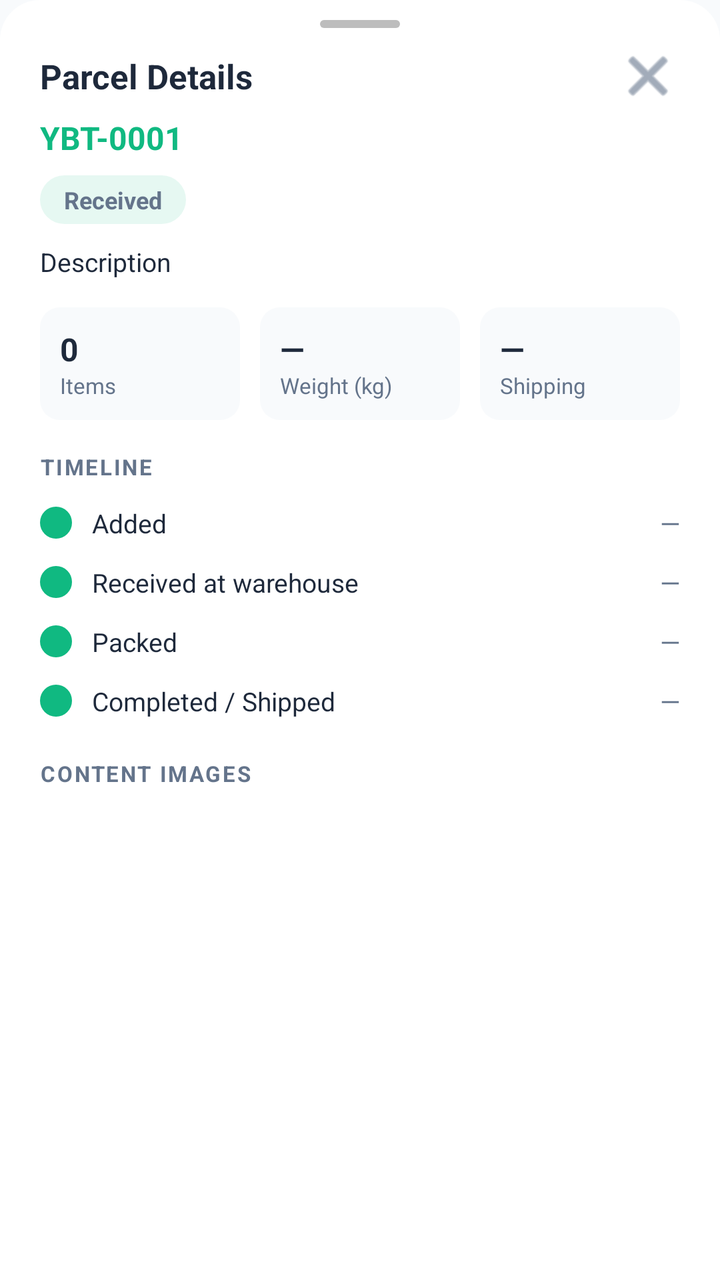
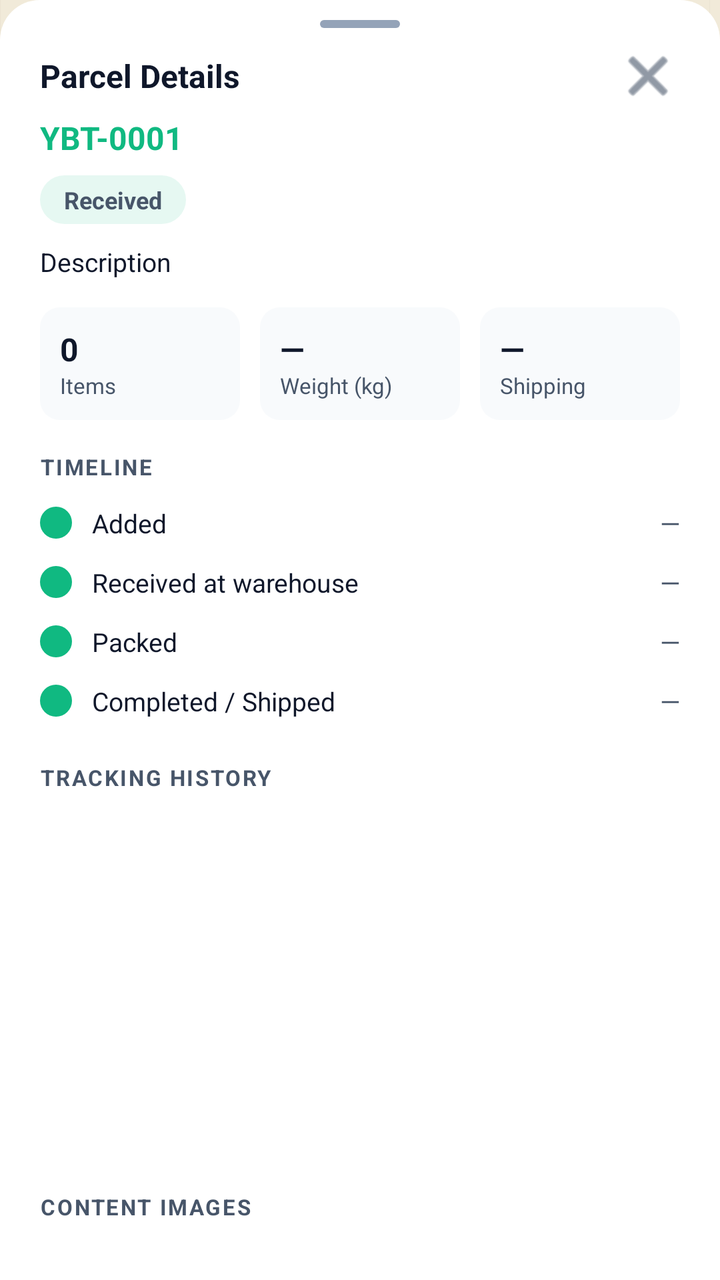

An Android layout rendered at two revisions. The XML below is the earlier revision; the diff shows what the commit changed to produce the second picture.
<!-- AndroidManifest.xml: application theme Theme.PackTracker -->
<!-- res/layout/sheet_parcel_detail.xml -->
<?xml version="1.0" encoding="utf-8"?>
<LinearLayout xmlns:android="http://schemas.android.com/apk/res/android"
    xmlns:app="http://schemas.android.com/apk/res-auto"
    android:id="@+id/sheetParcelDetailRoot"
    android:layout_width="match_parent"
    android:layout_height="wrap_content"
    android:orientation="vertical"
    android:background="@drawable/bg_bottom_sheet"
    android:paddingBottom="20dp">

    
    <View
        android:layout_width="40dp"
        android:layout_height="4dp"
        android:layout_gravity="center_horizontal"
        android:layout_marginTop="10dp"
        android:background="@drawable/drag_handle" />

    <LinearLayout
        android:layout_width="match_parent"
        android:layout_height="wrap_content"
        android:orientation="horizontal"
        android:gravity="center_vertical"
        android:paddingHorizontal="20dp"
        android:layout_marginTop="8dp">

        <TextView
            android:layout_width="0dp"
            android:layout_height="wrap_content"
            android:layout_weight="1"
            android:text="Parcel Details"
            android:textColor="@color/on_surface"
            android:textSize="17sp"
            android:textStyle="bold" />

        <ImageButton
            android:id="@+id/btnCloseSheet"
            android:layout_width="32dp"
            android:layout_height="32dp"
            android:background="?attr/selectableItemBackgroundBorderless"
            android:src="@android:drawable/ic_menu_close_clear_cancel"
            android:contentDescription="Close"
            app:tint="@color/on_surface_variant" />
    </LinearLayout>

    
    <TextView
        android:id="@+id/tvSheetTrackingNumber"
        android:layout_width="wrap_content"
        android:layout_height="wrap_content"
        android:paddingHorizontal="20dp"
        android:layout_marginTop="4dp"
        android:text="YBT-0001"
        android:textColor="@color/green_primary"
        android:textSize="16sp"
        android:textStyle="bold" />

    
    <TextView
        android:id="@+id/tvSheetStatus"
        android:layout_width="wrap_content"
        android:layout_height="wrap_content"
        android:layout_marginHorizontal="20dp"
        android:layout_marginTop="8dp"
        android:background="@drawable/bg_status_badge"
        android:paddingHorizontal="12dp"
        android:paddingVertical="4dp"
        android:text="Received"
        android:textColor="@color/on_surface_variant"
        android:textSize="12sp"
        android:textStyle="bold" />

    
    <TextView
        android:id="@+id/tvSheetDescription"
        android:layout_width="match_parent"
        android:layout_height="wrap_content"
        android:paddingHorizontal="20dp"
        android:layout_marginTop="10dp"
        android:text="Description"
        android:textColor="@color/on_surface"
        android:textSize="13sp" />

    
    <LinearLayout
        android:layout_width="match_parent"
        android:layout_height="wrap_content"
        android:orientation="horizontal"
        android:layout_marginTop="14dp"
        android:paddingHorizontal="20dp">

        <LinearLayout
            android:layout_width="0dp"
            android:layout_height="wrap_content"
            android:layout_weight="1"
            android:orientation="vertical"
            android:background="@drawable/bg_fact_box"
            android:padding="10dp">

            <TextView
                android:id="@+id/tvSheetItemCount"
                android:layout_width="wrap_content"
                android:layout_height="wrap_content"
                android:text="0"
                android:textColor="@color/on_surface"
                android:textSize="16sp"
                android:textStyle="bold" />

            <TextView
                android:layout_width="wrap_content"
                android:layout_height="wrap_content"
                android:text="Items"
                android:textColor="@color/on_surface_variant"
                android:textSize="11sp" />
        </LinearLayout>

        <Space android:layout_width="10dp" android:layout_height="1dp" />

        <LinearLayout
            android:layout_width="0dp"
            android:layout_height="wrap_content"
            android:layout_weight="1"
            android:orientation="vertical"
            android:background="@drawable/bg_fact_box"
            android:padding="10dp">

            <TextView
                android:id="@+id/tvSheetWeight"
                android:layout_width="wrap_content"
                android:layout_height="wrap_content"
                android:text="—"
                android:textColor="@color/on_surface"
                android:textSize="16sp"
                android:textStyle="bold" />

            <TextView
                android:layout_width="wrap_content"
                android:layout_height="wrap_content"
                android:text="Weight (kg)"
                android:textColor="@color/on_surface_variant"
                android:textSize="11sp" />
        </LinearLayout>

        <Space android:layout_width="10dp" android:layout_height="1dp" />

        <LinearLayout
            android:layout_width="0dp"
            android:layout_height="wrap_content"
            android:layout_weight="1"
            android:orientation="vertical"
            android:background="@drawable/bg_fact_box"
            android:padding="10dp">

            <TextView
                android:id="@+id/tvSheetMethod"
                android:layout_width="wrap_content"
                android:layout_height="wrap_content"
                android:text="—"
                android:textColor="@color/on_surface"
                android:textSize="16sp"
                android:textStyle="bold" />

            <TextView
                android:layout_width="wrap_content"
                android:layout_height="wrap_content"
                android:text="Shipping"
                android:textColor="@color/on_surface_variant"
                android:textSize="11sp" />
        </LinearLayout>
    </LinearLayout>

    
    <TextView
        android:layout_width="wrap_content"
        android:layout_height="wrap_content"
        android:paddingHorizontal="20dp"
        android:layout_marginTop="16dp"
        android:text="TIMELINE"
        android:letterSpacing="0.08"
        android:textColor="@color/on_surface_variant"
        android:textSize="11sp"
        android:textStyle="bold" />

    <LinearLayout
        android:layout_width="match_parent"
        android:layout_height="wrap_content"
        android:orientation="vertical"
        android:paddingHorizontal="20dp"
        android:layout_marginTop="6dp">

        <LinearLayout
            android:layout_width="match_parent"
            android:layout_height="wrap_content"
            android:orientation="horizontal"
            android:paddingVertical="6dp"
            android:gravity="center_vertical">
            <ImageView
                android:layout_width="16dp"
                android:layout_height="16dp"
                android:src="@drawable/ic_time_dot"
                android:contentDescription="@null" />
            <TextView
                android:layout_width="0dp"
                android:layout_height="wrap_content"
                android:layout_weight="1"
                android:layout_marginStart="10dp"
                android:text="Added"
                android:textColor="@color/on_surface"
                android:textSize="13sp" />
            <TextView
                android:id="@+id/tvSheetDateAdded"
                android:layout_width="wrap_content"
                android:layout_height="wrap_content"
                android:text="—"
                android:textColor="@color/on_surface_variant"
                android:textSize="13sp" />
        </LinearLayout>

        <LinearLayout
            android:layout_width="match_parent"
            android:layout_height="wrap_content"
            android:orientation="horizontal"
            android:paddingVertical="6dp"
            android:gravity="center_vertical">
            <ImageView
                android:layout_width="16dp"
                android:layout_height="16dp"
                android:src="@drawable/ic_time_dot"
                android:contentDescription="@null" />
            <TextView
                android:layout_width="0dp"
                android:layout_height="wrap_content"
                android:layout_weight="1"
                android:layout_marginStart="10dp"
                android:text="Received at warehouse"
                android:textColor="@color/on_surface"
                android:textSize="13sp" />
            <TextView
                android:id="@+id/tvSheetDateReceived"
                android:layout_width="wrap_content"
                android:layout_height="wrap_content"
                android:text="—"
                android:textColor="@color/on_surface_variant"
                android:textSize="13sp" />
        </LinearLayout>

        <LinearLayout
            android:layout_width="match_parent"
            android:layout_height="wrap_content"
            android:orientation="horizontal"
            android:paddingVertical="6dp"
            android:gravity="center_vertical">
            <ImageView
                android:layout_width="16dp"
                android:layout_height="16dp"
                android:src="@drawable/ic_time_dot"
                android:contentDescription="@null" />
            <TextView
                android:layout_width="0dp"
                android:layout_height="wrap_content"
                android:layout_weight="1"
                android:layout_marginStart="10dp"
                android:text="Packed"
                android:textColor="@color/on_surface"
                android:textSize="13sp" />
            <TextView
                android:id="@+id/tvSheetDatePacked"
                android:layout_width="wrap_content"
                android:layout_height="wrap_content"
                android:text="—"
                android:textColor="@color/on_surface_variant"
                android:textSize="13sp" />
        </LinearLayout>

        <LinearLayout
            android:layout_width="match_parent"
            android:layout_height="wrap_content"
            android:orientation="horizontal"
            android:paddingVertical="6dp"
            android:gravity="center_vertical">
            <ImageView
                android:layout_width="16dp"
                android:layout_height="16dp"
                android:src="@drawable/ic_time_dot"
                android:contentDescription="@null" />
            <TextView
                android:layout_width="0dp"
                android:layout_height="wrap_content"
                android:layout_weight="1"
                android:layout_marginStart="10dp"
                android:text="Completed / Shipped"
                android:textColor="@color/on_surface"
                android:textSize="13sp" />
            <TextView
                android:id="@+id/tvSheetDateCompleted"
                android:layout_width="wrap_content"
                android:layout_height="wrap_content"
                android:text="—"
                android:textColor="@color/on_surface_variant"
                android:textSize="13sp" />
        </LinearLayout>
    </LinearLayout>

    
    <TextView
        android:layout_width="wrap_content"
        android:layout_height="wrap_content"
        android:paddingHorizontal="20dp"
        android:layout_marginTop="14dp"
        android:text="CONTENT IMAGES"
        android:letterSpacing="0.08"
        android:textColor="@color/on_surface_variant"
        android:textSize="11sp"
        android:textStyle="bold" />

    <androidx.recyclerview.widget.RecyclerView
        android:id="@+id/recyclerSheetImages"
        android:layout_width="match_parent"
        android:layout_height="110dp"
        android:layout_marginTop="8dp"
        android:paddingHorizontal="20dp"
        android:clipToPadding="false"
        android:orientation="horizontal" />

    <TextView
        android:id="@+id/tvSheetNoImages"
        android:layout_width="wrap_content"
        android:layout_height="wrap_content"
        android:paddingHorizontal="20dp"
        android:layout_marginTop="6dp"
        android:text="No content images uploaded yet"
        android:textColor="@color/on_surface_variant"
        android:textSize="12sp"
        android:visibility="gone" />
</LinearLayout>
<!-- resources referenced by this layout -->
<resources>
  <color name="green_primary">#10B981</color>
  <color name="on_surface">#1E293B</color>
  <color name="on_surface_variant">#64748B</color>
  <!-- drawable bg_bottom_sheet (drawable) -->
  <?xml version="1.0" encoding="utf-8"?>
  <shape xmlns:android="http://schemas.android.com/apk/res/android"
      android:shape="rectangle">
      <solid android:color="#FFFFFF" />
      <corners
          android:topLeftRadius="20dp"
          android:topRightRadius="20dp" />
  </shape>
  <!-- drawable bg_fact_box (drawable) -->
  <?xml version="1.0" encoding="utf-8"?>
  <shape xmlns:android="http://schemas.android.com/apk/res/android"
      android:shape="rectangle">
      <solid android:color="#F8FAFC" />
      <corners android:radius="10dp" />
  </shape>
  <!-- drawable bg_status_badge (drawable) -->
  <?xml version="1.0" encoding="utf-8"?>
  <shape xmlns:android="http://schemas.android.com/apk/res/android"
      android:shape="rectangle">
      <solid android:color="#1A10B981"/>
      <corners android:radius="999dp"/>
  </shape>
  <!-- drawable drag_handle (drawable) -->
  <?xml version="1.0" encoding="utf-8"?>
  <shape xmlns:android="http://schemas.android.com/apk/res/android"
      android:shape="rectangle">
      <solid android:color="#BDBDBD" />
      <corners android:radius="2dp" />
      <size android:width="40dp" android:height="4dp" />
  </shape>
  <style name="Theme.PackTracker" parent="Theme.Material3.Light.NoActionBar">
          <item name="colorPrimary">@color/primary</item>
          <item name="colorOnPrimary">@color/white</item>
          <item name="colorPrimaryContainer">@color/primary_light</item>
          <item name="colorSecondary">@color/secondary</item>
          <item name="colorOnSecondary">@color/white</item>
          <item name="colorSurface">@color/surface</item>
          <item name="colorOnSurface">@color/on_surface</item>
          <item name="android:colorBackground">@color/background</item>
          <item name="colorSurfaceVariant">@color/grey_light</item>
          <item name="colorOnSurfaceVariant">@color/on_surface_variant</item>
          <item name="android:statusBarColor">@color/green_primary</item>
      </style>
  <color name="primary">#2563EB</color>
  <color name="white">#FFFFFF</color>
  <color name="primary_light">#EFF6FF</color>
  <color name="secondary">#10B981</color>
  <color name="surface">#FFFFFF</color>
  <color name="background">#F8FAFC</color>
  <color name="grey_light">#F1F5F9</color>
  <!-- unchanged entries left out for length: 1 -->
</resources>

<!-- the commit's change to res/layout/sheet_parcel_detail.xml (unified diff, before → after) -->
@@ -30,7 +30,7 @@
             android:layout_weight="1"
             android:text="Parcel Details"
             android:textColor="@color/on_surface"
-            android:textSize="17sp"
+            android:textSize="@dimen/text_title"
             android:textStyle="bold" />
 
         <ImageButton
@@ -52,7 +52,7 @@
         android:layout_marginTop="4dp"
         android:text="YBT-0001"
         android:textColor="@color/green_primary"
-        android:textSize="16sp"
+        android:textSize="@dimen/text_title"
         android:textStyle="bold" />
 
     
@@ -67,7 +67,7 @@
         android:paddingVertical="4dp"
         android:text="Received"
         android:textColor="@color/on_surface_variant"
-        android:textSize="12sp"
+        android:textSize="@dimen/text_caption"
         android:textStyle="bold" />
 
     
@@ -79,7 +79,7 @@
         android:layout_marginTop="10dp"
         android:text="Description"
         android:textColor="@color/on_surface"
-        android:textSize="13sp" />
+        android:textSize="@dimen/text_body_sm" />
 
     
     <LinearLayout
@@ -103,7 +103,7 @@
                 android:layout_height="wrap_content"
                 android:text="0"
                 android:textColor="@color/on_surface"
-                android:textSize="16sp"
+                android:textSize="@dimen/text_title"
                 android:textStyle="bold" />
 
             <TextView
@@ -111,7 +111,7 @@
                 android:layout_height="wrap_content"
                 android:text="Items"
                 android:textColor="@color/on_surface_variant"
-                android:textSize="11sp" />
+                android:textSize="@dimen/text_micro" />
         </LinearLayout>
 
         <Space android:layout_width="10dp" android:layout_height="1dp" />
@@ -130,7 +130,7 @@
                 android:layout_height="wrap_content"
                 android:text="—"
                 android:textColor="@color/on_surface"
-                android:textSize="16sp"
+                android:textSize="@dimen/text_title"
                 android:textStyle="bold" />
 
             <TextView
@@ -138,7 +138,7 @@
                 android:layout_height="wrap_content"
                 android:text="Weight (kg)"
                 android:textColor="@color/on_surface_variant"
-                android:textSize="11sp" />
+                android:textSize="@dimen/text_micro" />
         </LinearLayout>
 
         <Space android:layout_width="10dp" android:layout_height="1dp" />
@@ -157,7 +157,7 @@
                 android:layout_height="wrap_content"
                 android:text="—"
                 android:textColor="@color/on_surface"
-                android:textSize="16sp"
+                android:textSize="@dimen/text_title"
                 android:textStyle="bold" />
 
             <TextView
@@ -165,7 +165,7 @@
                 android:layout_height="wrap_content"
                 android:text="Shipping"
                 android:textColor="@color/on_surface_variant"
-                android:textSize="11sp" />
+                android:textSize="@dimen/text_micro" />
         </LinearLayout>
     </LinearLayout>
 
@@ -178,7 +178,7 @@
         android:text="TIMELINE"
         android:letterSpacing="0.08"
         android:textColor="@color/on_surface_variant"
-        android:textSize="11sp"
+        android:textSize="@dimen/text_micro"
         android:textStyle="bold" />
 
     <LinearLayout
@@ -206,14 +206,14 @@
                 android:layout_marginStart="10dp"
                 android:text="Added"
                 android:textColor="@color/on_surface"
-                android:textSize="13sp" />
+                android:textSize="@dimen/text_body_sm" />
             <TextView
                 android:id="@+id/tvSheetDateAdded"
                 android:layout_width="wrap_content"
                 android:layout_height="wrap_content"
                 android:text="—"
                 android:textColor="@color/on_surface_variant"
-                android:textSize="13sp" />
+                android:textSize="@dimen/text_body_sm" />
         </LinearLayout>
 
         <LinearLayout
@@ -234,14 +234,14 @@
                 android:layout_marginStart="10dp"
                 android:text="Received at warehouse"
                 android:textColor="@color/on_surface"
-                android:textSize="13sp" />
+                android:textSize="@dimen/text_body_sm" />
             <TextView
                 android:id="@+id/tvSheetDateReceived"
                 android:layout_width="wrap_content"
                 android:layout_height="wrap_content"
                 android:text="—"
                 android:textColor="@color/on_surface_variant"
-                android:textSize="13sp" />
+                android:textSize="@dimen/text_body_sm" />
         </LinearLayout>
 
         <LinearLayout
@@ -262,14 +262,14 @@
                 android:layout_marginStart="10dp"
                 android:text="Packed"
                 android:textColor="@color/on_surface"
-                android:textSize="13sp" />
+                android:textSize="@dimen/text_body_sm" />
             <TextView
                 android:id="@+id/tvSheetDatePacked"
                 android:layout_width="wrap_content"
                 android:layout_height="wrap_content"
                 android:text="—"
                 android:textColor="@color/on_surface_variant"
-                android:textSize="13sp" />
+                android:textSize="@dimen/text_body_sm" />
         </LinearLayout>
 
         <LinearLayout
@@ -290,16 +290,47 @@
                 android:layout_marginStart="10dp"
                 android:text="Completed / Shipped"
                 android:textColor="@color/on_surface"
-                android:textSize="13sp" />
+                android:textSize="@dimen/text_body_sm" />
             <TextView
                 android:id="@+id/tvSheetDateCompleted"
                 android:layout_width="wrap_content"
                 android:layout_height="wrap_content"
                 android:text="—"
                 android:textColor="@color/on_surface_variant"
-                android:textSize="13sp" />
+                android:textSize="@dimen/text_body_sm" />
         </LinearLayout>
     </LinearLayout>
+
+    
+    <TextView
+        android:layout_width="wrap_content"
+        android:layout_height="wrap_content"
+        android:paddingHorizontal="20dp"
+        android:layout_marginTop="16dp"
+        android:text="TRACKING HISTORY"
+        android:letterSpacing="0.08"
+        android:textColor="@color/on_surface_variant"
+        android:textSize="@dimen/text_micro"
+        android:textStyle="bold" />
+
+    <androidx.recyclerview.widget.RecyclerView
+        android:id="@+id/recyclerSheetTimeline"
+        android:layout_width="match_parent"
+        android:layout_height="180dp"
+        android:layout_marginTop="6dp"
+        android:paddingHorizontal="20dp"
+        android:clipToPadding="false" />
+
+    <TextView
+        android:id="@+id/tvSheetNoTimeline"
+        android:layout_width="wrap_content"
+        android:layout_height="wrap_content"
+        android:paddingHorizontal="20dp"
+        android:layout_marginTop="6dp"
+        android:text="No history recorded yet"
+        android:textColor="@color/on_surface_variant"
+        android:textSize="@dimen/text_caption"
+        android:visibility="gone" />
 
     
     <TextView
@@ -310,7 +341,7 @@
         android:text="CONTENT IMAGES"
         android:letterSpacing="0.08"
         android:textColor="@color/on_surface_variant"
-        android:textSize="11sp"
+        android:textSize="@dimen/text_micro"
         android:textStyle="bold" />
 
     <androidx.recyclerview.widget.RecyclerView
@@ -330,6 +361,6 @@
         android:layout_marginTop="6dp"
         android:text="No content images uploaded yet"
         android:textColor="@color/on_surface_variant"
-        android:textSize="12sp"
+        android:textSize="@dimen/text_caption"
         android:visibility="gone" />
 </LinearLayout>
<!-- resource entries referenced after the edit -->
@@ -1,13 +1,17 @@
 <!-- resources referenced by this layout -->
 <resources>
-  <color name="green_primary">#10B981</color>
-  <color name="on_surface">#1E293B</color>
-  <color name="on_surface_variant">#64748B</color>
+  <color name="green_primary">@color/emerald_500</color>
+  <color name="on_surface">@color/slate_900</color>
+  <color name="on_surface_variant">@color/slate_600</color>
+  <dimen name="text_body_sm">13sp</dimen>
+  <dimen name="text_caption">12sp</dimen>
+  <dimen name="text_micro">11sp</dimen>
+  <dimen name="text_title">16sp</dimen>
   <!-- drawable bg_bottom_sheet (drawable) -->
   <?xml version="1.0" encoding="utf-8"?>
   <shape xmlns:android="http://schemas.android.com/apk/res/android"
       android:shape="rectangle">
-      <solid android:color="#FFFFFF" />
+      <solid android:color="@color/surface" />
       <corners
           android:topLeftRadius="20dp"
           android:topRightRadius="20dp" />
@@ -16,44 +20,166 @@
   <?xml version="1.0" encoding="utf-8"?>
   <shape xmlns:android="http://schemas.android.com/apk/res/android"
       android:shape="rectangle">
-      <solid android:color="#F8FAFC" />
+      <solid android:color="@color/surface_container_low" />
       <corners android:radius="10dp" />
   </shape>
   <!-- drawable bg_status_badge (drawable) -->
   <?xml version="1.0" encoding="utf-8"?>
   <shape xmlns:android="http://schemas.android.com/apk/res/android"
       android:shape="rectangle">
-      <solid android:color="#1A10B981"/>
+      <solid android:color="@color/brand_tint_10"/>
       <corners android:radius="999dp"/>
   </shape>
   <!-- drawable drag_handle (drawable) -->
   <?xml version="1.0" encoding="utf-8"?>
   <shape xmlns:android="http://schemas.android.com/apk/res/android"
       android:shape="rectangle">
-      <solid android:color="#BDBDBD" />
+      <solid android:color="@color/outline" />
       <corners android:radius="2dp" />
       <size android:width="40dp" android:height="4dp" />
   </shape>
-  <style name="Theme.PackTracker" parent="Theme.Material3.Light.NoActionBar">
+  <style name="Theme.PackTracker" parent="Theme.Material3.DayNight.NoActionBar">
+          
           <item name="colorPrimary">@color/primary</item>
-          <item name="colorOnPrimary">@color/white</item>
-          <item name="colorPrimaryContainer">@color/primary_light</item>
+          <item name="colorOnPrimary">@color/on_primary</item>
+          <item name="colorPrimaryContainer">@color/primary_container</item>
+          <item name="colorOnPrimaryContainer">@color/on_primary_container</item>
           <item name="colorSecondary">@color/secondary</item>
-          <item name="colorOnSecondary">@color/white</item>
+          <item name="colorOnSecondary">@color/on_secondary</item>
+          <item name="colorSecondaryContainer">@color/secondary_container</item>
+          <item name="colorOnSecondaryContainer">@color/on_secondary_container</item>
+          <item name="colorTertiary">@color/tertiary</item>
+          <item name="colorOnTertiary">@color/on_tertiary</item>
+          <item name="colorTertiaryContainer">@color/tertiary_container</item>
+          <item name="colorOnTertiaryContainer">@color/on_tertiary_container</item>
+  
+          
+          <item name="android:colorBackground">@color/background</item>
+          <item name="colorOnBackground">@color/on_background</item>
           <item name="colorSurface">@color/surface</item>
           <item name="colorOnSurface">@color/on_surface</item>
-          <item name="android:colorBackground">@color/background</item>
-          <item name="colorSurfaceVariant">@color/grey_light</item>
+          <item name="colorSurfaceVariant">@color/surface_variant</item>
           <item name="colorOnSurfaceVariant">@color/on_surface_variant</item>
-          <item name="android:statusBarColor">@color/green_primary</item>
+          <item name="colorSurfaceContainerLowest">@color/surface_container_lowest</item>
+          <item name="colorSurfaceContainerLow">@color/surface_container_low</item>
+          <item name="colorSurfaceContainer">@color/surface_container</item>
+          <item name="colorSurfaceContainerHigh">@color/surface_container_high</item>
+          <item name="colorSurfaceContainerHighest">@color/surface_container_highest</item>
+          <item name="colorSurfaceBright">@color/surface_bright</item>
+          <item name="colorSurfaceDim">@color/surface_dim</item>
+          <item name="colorOutline">@color/outline</item>
+          <item name="colorOutlineVariant">@color/outline_variant</item>
+          <item name="android:colorControlHighlight">@color/outline_variant</item>
+  
+          
+          <item name="colorError">@color/error</item>
+          <item name="colorOnError">@color/on_error</item>
+          <item name="colorErrorContainer">@color/error_container</item>
+          <item name="colorOnErrorContainer">@color/on_error_container</item>
+          <item name="colorControlNormal">@color/on_surface_variant</item>
+          <item name="android:windowLightStatusBar">@bool/light_status_bar</item>
+          <item name="android:statusBarColor">@color/surface</item>
+          <item name="android:navigationBarColor">@color/surface</item>
+          <item name="android:windowBackground">@drawable/bg_kraft_canvas</item>
+  
+          
+          <item name="materialCardViewStyle">@style/Widget.PackTracker.Card</item>
+          <item name="bottomSheetStyle">@style/Widget.PackTracker.BottomSheet</item>
+          <item name="toolbarStyle">@style/Widget.PackTracker.Toolbar</item>
+          <item name="bottomNavigationStyle">@style/Widget.PackTracker.BottomNavigation</item>
       </style>
-  <color name="primary">#2563EB</color>
-  <color name="white">#FFFFFF</color>
-  <color name="primary_light">#EFF6FF</color>
-  <color name="secondary">#10B981</color>
-  <color name="surface">#FFFFFF</color>
-  <color name="background">#F8FAFC</color>
-  <color name="grey_light">#F1F5F9</color>
+  <color name="emerald_500">#FF10B981</color>
+  <color name="slate_900">#FF0F172A</color>
+  <color name="slate_600">#FF475569</color>
+  <color name="primary">@color/emerald_700</color>
+  <color name="on_primary">#FFFFFFFF</color>
+  <color name="primary_container">@color/emerald_100</color>
+  <color name="on_primary_container">@color/emerald_900</color>
+  <color name="secondary">@color/gold_500</color>
+  <color name="on_secondary">@color/slate_900</color>
+  <color name="secondary_container">@color/gold_100</color>
+  <color name="on_secondary_container">@color/gold_700</color>
+  <color name="tertiary">@color/emerald_500</color>
+  <color name="on_tertiary">#FFFFFFFF</color>
+  <color name="tertiary_container">@color/emerald_50</color>
+  <color name="on_tertiary_container">@color/emerald_800</color>
+  <color name="surface">#FFFFFFFF</color>
+  <color name="surface_container_low">@color/slate_50</color>
+  <color name="brand_tint_10">#1A10B981</color>
+  <color name="outline">@color/slate_400</color>
+  <color name="background">@color/kraft</color>
+  <color name="on_background">@color/slate_900</color>
+  <color name="surface_variant">@color/slate_100</color>
+  <color name="surface_container_lowest">#FFFFFFFF</color>
+  <color name="surface_container">@color/slate_100</color>
+  <color name="surface_container_high">#FFE9EEF4</color>
+  <color name="surface_container_highest">#FFDDE5EC</color>
+  <color name="surface_bright">#FFFFFFFF</color>
+  <color name="surface_dim">@color/slate_200</color>
+  <color name="outline_variant">@color/slate_200</color>
+  <color name="error">#FFDC2626</color>
+  <color name="on_error">#FFFFFFFF</color>
+  <color name="error_container">#FFFEE2E2</color>
+  <color name="on_error_container">#FF7F1D1D</color>
+  <!-- drawable bg_kraft_canvas (drawable) -->
+  <?xml version="1.0" encoding="utf-8"?>
+  <bitmap xmlns:android="http://schemas.android.com/apk/res/android"
+      android:src="@drawable/bg_kraft_tile"
+      android:tileModeX="repeat"
+      android:tileModeY="repeat" />
+  <style name="Widget.PackTracker.Card" parent="Widget.Material3.CardView.Filled">
+          <item name="cardBackgroundColor">@color/surface</item>
+          <item name="strokeColor">@color/card_stroke</item>
+          <item name="strokeWidth">1dp</item>
+          <item name="cardCornerRadius">@dimen/radius_card</item>
+          <item name="cardElevation">@dimen/elevation_card</item>
+      </style>
+  <style name="Widget.PackTracker.BottomSheet" parent="Widget.Material3.BottomSheet.Modal">
+          <item name="backgroundTint">@color/surface</item>
+          <item name="shapeAppearanceOverlay">@style/ShapeAppearance.PackTracker.BottomSheet</item>
+      </style>
+  <style name="Widget.PackTracker.Toolbar" parent="Widget.Material3.Toolbar">
+          <item name="android:background">@color/surface</item>
+          <item name="titleTextAppearance">@style/TextAppearance.PackTracker.ToolbarTitle</item>
+          <item name="titleTextColor">@color/on_surface</item>
+          <item name="subtitleTextColor">@color/on_surface_variant</item>
+          <item name="navigationIconTint">@color/on_surface</item>
+      </style>
+  <style name="Widget.PackTracker.BottomNavigation" parent="Widget.Material3.BottomNavigationView">
+          <item name="android:background">@color/surface</item>
+          <item name="itemIconTint">@color/bottom_nav_color</item>
+          <item name="itemTextColor">@color/bottom_nav_color</item>
+          <item name="labelVisibilityMode">labeled</item>
+      </style>
+  <color name="slate_50">#FFF8FAFC</color>
+  <color name="slate_400">#FF94A3B8</color>
+  <color name="emerald_700">#FF047857</color>
+  <color name="emerald_100">#FFD1FAE5</color>
+  <color name="emerald_900">#FF064E3B</color>
+  <color name="gold_500">#FFD4AF37</color>
+  <color name="gold_100">#FFFEF3C7</color>
+  <color name="gold_700">#FF856404</color>
+  <color name="emerald_50">#FFECFDF5</color>
+  <color name="emerald_800">#FF065F46</color>
+  <color name="kraft">#FFF1EAD9</color>
+  <color name="slate_100">#FFF1F5F9</color>
+  <color name="slate_200">#FFE2E8F0</color>
+  <!-- drawable bg_kraft_tile: png bitmap (drawable-nodpi, 130 bytes) -->
+  <color name="card_stroke">@color/slate_200</color>
+  <dimen name="radius_card">16dp</dimen>
+  <dimen name="elevation_card">0dp</dimen>
+  <style name="ShapeAppearance.PackTracker.BottomSheet" parent="">
+          <item name="cornerFamily">rounded</item>
+          <item name="cornerSizeTopLeft">24dp</item>
+          <item name="cornerSizeTopRight">24dp</item>
+          <item name="cornerSizeBottomLeft">0dp</item>
+          <item name="cornerSizeBottomRight">0dp</item>
+      </style>
+  <style name="TextAppearance.PackTracker.ToolbarTitle" parent="TextAppearance.MaterialComponents.Headline6">
+          <item name="android:fontFamily">@font/archivo_black</item>
+          <item name="android:textColor">@color/on_background</item>
+          <item name="android:textSize">@dimen/text_title</item>
+      </style>
   <!-- unchanged entries left out for length: 1 -->
 </resources>
 
